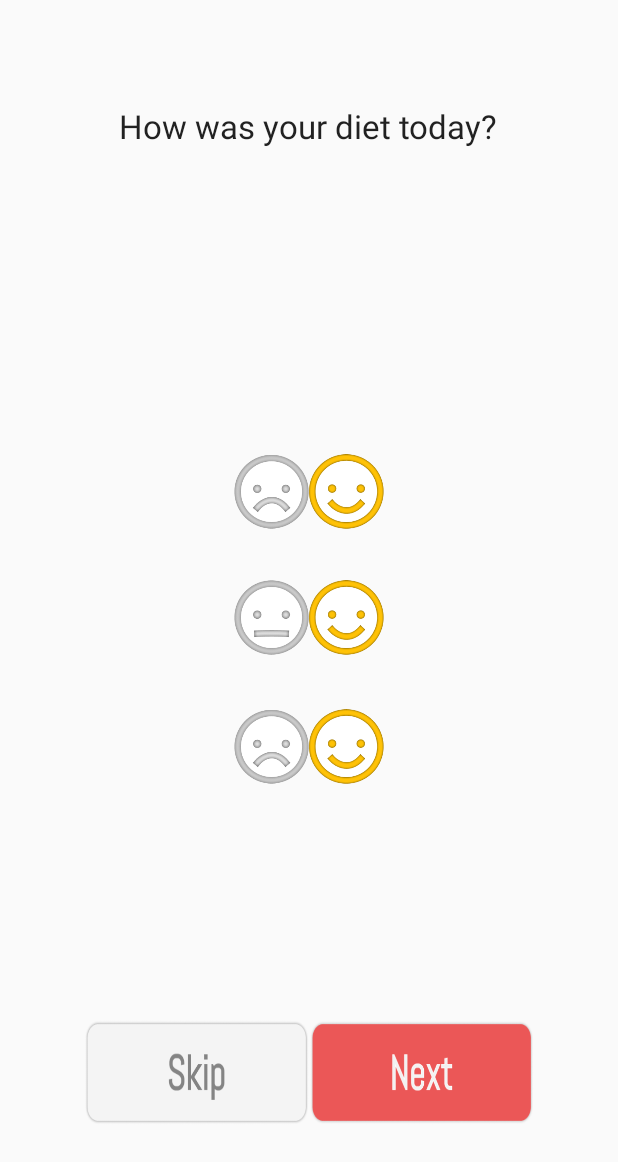
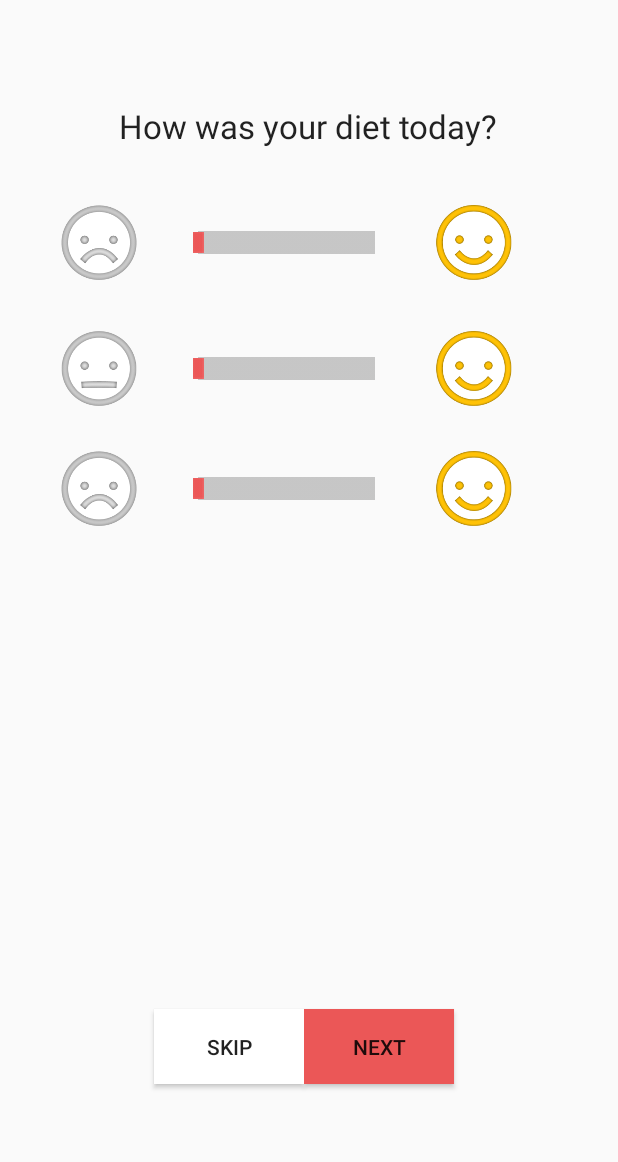
Before and after one commit to cs160-berkeley/Group-6-Project, an Android app: the Mood screen opened directly, with no data from a screen before it, on a phone screen of 412 x 824 dp. Shown: the top 1162 px of the screen. Run offline under Robolectric (Android 15) with nearby library versions, the phone set to English and light mode, and no system bars.

Commit message:
change of sliders

```diff
--- a/code/mobile/src/main/res/layout/content_mood.xml
+++ b/code/mobile/src/main/res/layout/content_mood.xml
@@ -25,54 +25,79 @@
 
     <LinearLayout
         android:orientation="horizontal"
-        android:layout_width="wrap_content"
+        android:layout_width="350dp"
         android:layout_height="wrap_content"
-        android:layout_centerVertical="true"
-        android:layout_centerHorizontal="true"
-        android:id="@+id/linearLayout">
+        android:id="@+id/linearLayout"
+        android:layout_below="@+id/linearLayout5"
+        android:layout_alignParentStart="true"
+        android:layout_marginTop="34dp">
 
         <ImageView
             android:layout_width="50dp"
             android:layout_height="50dp"
             android:id="@+id/boredom"
-            android:src="@drawable/boredom" />
+            android:src="@drawable/boredom"
+            android:layout_weight="1" />
+
+        <SeekBar
+            android:layout_width="100dp"
+            android:layout_height="15dp"
+            android:id="@+id/boredomslide"
+            android:layout_weight="1"
+            android:layout_gravity="center_vertical"
+            android:thumb="@drawable/thumb2"
+            android:progressDrawable="@drawable/prog2"/>
 
         <ImageView
             android:layout_width="50dp"
             android:layout_height="50dp"
             android:id="@+id/fun"
-            android:src="@drawable/fun" />
+            android:src="@drawable/fun"
+            android:layout_weight="1" />
     </LinearLayout>
 
     <LinearLayout
         android:orientation="horizontal"
-        android:layout_width="wrap_content"
+        android:layout_width="350dp"
         android:layout_height="wrap_content"
-        android:layout_marginTop="36dp"
+        android:id="@+id/linearLayout6"
         android:layout_below="@+id/linearLayout"
-        android:layout_alignStart="@+id/linearLayout">
+        android:layout_alignParentStart="true"
+        android:layout_marginTop="30dp">
 
         <ImageView
             android:layout_width="50dp"
             android:layout_height="50dp"
             android:id="@+id/stressed"
-            android:src="@drawable/sad" />
+            android:src="@drawable/sad"
+            android:layout_weight="1" />
+
+        <SeekBar
+            android:layout_width="100dp"
+            android:layout_height="15dp"
+            android:id="@+id/stressedslide"
+            android:layout_gravity="center_vertical"
+            android:layout_weight="1"
+            android:thumb="@drawable/thumb2"
+            android:progressDrawable="@drawable/prog2" />
 
         <ImageView
             android:layout_width="50dp"
             android:layout_height="50dp"
             android:id="@+id/relaxed"
-            android:src="@drawable/relaxed" />
+            android:src="@drawable/relaxed"
+            android:layout_weight="1" />
 
     </LinearLayout>
 
     <LinearLayout
         android:orientation="horizontal"
-        android:layout_width="wrap_content"
+        android:layout_width="350dp"
         android:layout_height="wrap_content"
-        android:layout_above="@+id/linearLayout"
-        android:layout_centerHorizontal="true"
-        android:layout_marginBottom="34dp">
+        android:id="@+id/linearLayout5"
+        android:layout_below="@+id/textView"
+        android:layout_alignParentStart="true"
+        android:layout_marginTop="38dp">
 
         <ImageView
             android:layout_width="50dp"
@@ -80,7 +105,17 @@
             android:id="@+id/sad"
             android:src="@drawable/sad"
             android:layout_alignParentTop="true"
-            android:layout_alignParentStart="true" />
+            android:layout_alignParentStart="true"
+            android:layout_weight="1" />
+
+        <SeekBar
+            android:layout_width="100dp"
+            android:layout_height="15dp"
+            android:id="@+id/happyslide"
+            android:layout_gravity="center_vertical"
+            android:layout_weight="1"
+            android:thumb="@drawable/thumb2"
+            android:progressDrawable="@drawable/prog2"/>
 
         <ImageView
             android:layout_width="50dp"
@@ -88,29 +123,42 @@
             android:id="@+id/happy"
             android:src="@drawable/happy"
             android:layout_alignTop="@+id/sad"
-            android:layout_alignParentEnd="true" />
+            android:layout_alignParentEnd="true"
+            android:layout_weight="1" />
 
     </LinearLayout>
 
     <LinearLayout
         android:orientation="horizontal"
-        android:layout_width="wrap_content"
+        android:layout_width="fill_parent"
         android:layout_height="wrap_content"
         android:layout_alignParentBottom="true"
-        android:layout_centerHorizontal="true"
-        android:layout_marginBottom="58dp">
+        android:layout_marginBottom="58dp"
+        android:id="@+id/linearLayout4"
+        android:layout_alignStart="@+id/textView"
+        android:layout_alignEnd="@+id/textView"
+        android:paddingRight="50dp">
 
-        <Button
-            android:layout_width="150dp"
-            android:layout_height="70dp"
-            android:id="@+id/button"
-            android:background="@drawable/skipbutton" />
-
-        <Button
-            android:layout_width="150dp"
-            android:layout_height="70dp"
-            android:id="@+id/button2"
-            android:background="@drawable/nextbutton" />
     </LinearLayout>
 
+    <Button
+        android:layout_width="100dp"
+        android:layout_height="50dp"
+        android:id="@+id/button2"
+        android:background="#EB5757"
+        android:text="Next"
+        android:layout_alignTop="@+id/button"
+        android:layout_toEndOf="@+id/button" />
+
+    <Button
+        android:layout_width="100dp"
+        android:layout_height="50dp"
+        android:id="@+id/button"
+        android:layout_marginBottom="27dp"
+        android:background="#ffffff"
+        android:text="Skip"
+        android:layout_above="@+id/linearLayout4"
+        android:layout_alignStart="@+id/linearLayout4"
+        android:layout_marginStart="23dp" />
+
 </RelativeLayout>
```
Also changed, not shown: code/mobile/src/main/res/drawable/prog.png (added), code/mobile/src/main/res/drawable/prog2.png (added), code/mobile/src/main/res/drawable/progress.png (added), code/mobile/src/main/res/drawable/thumb.png (added), code/mobile/src/main/res/drawable/thumb2.png (added).
